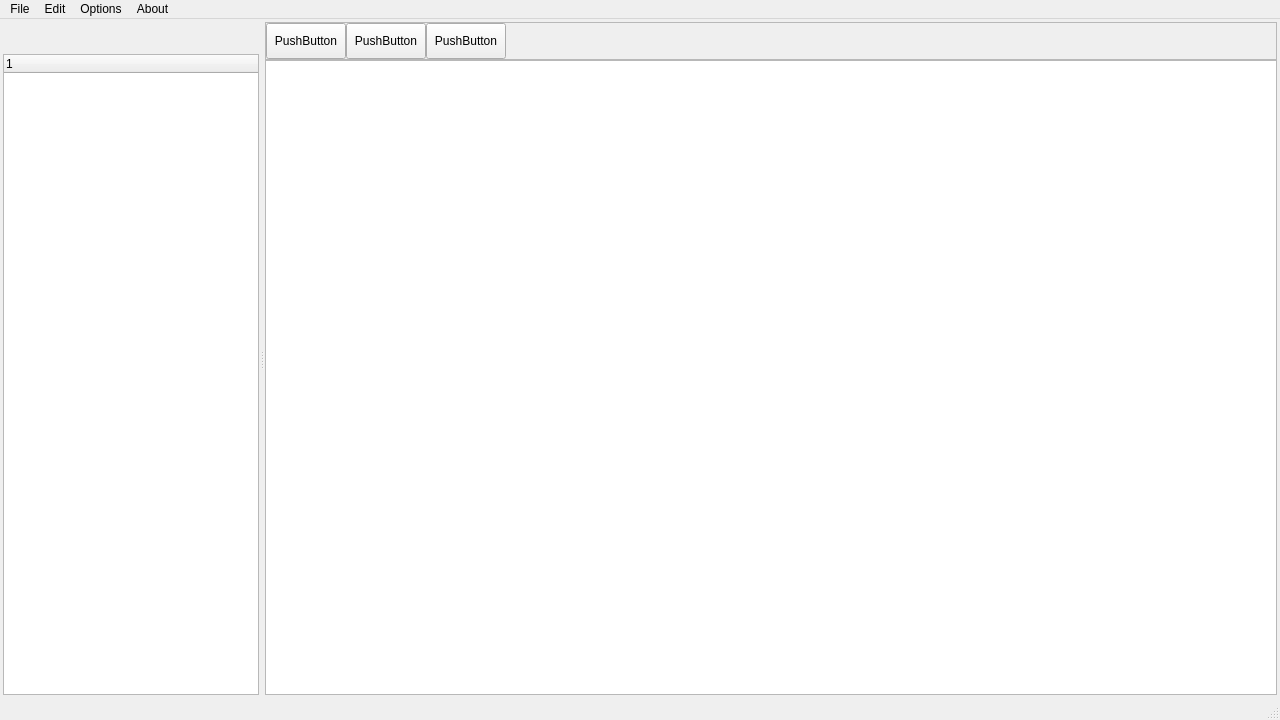
First picture: the form in codeeditor.ui, repository EmreArapcicUevak/CodeLab-Notes, before the edit.
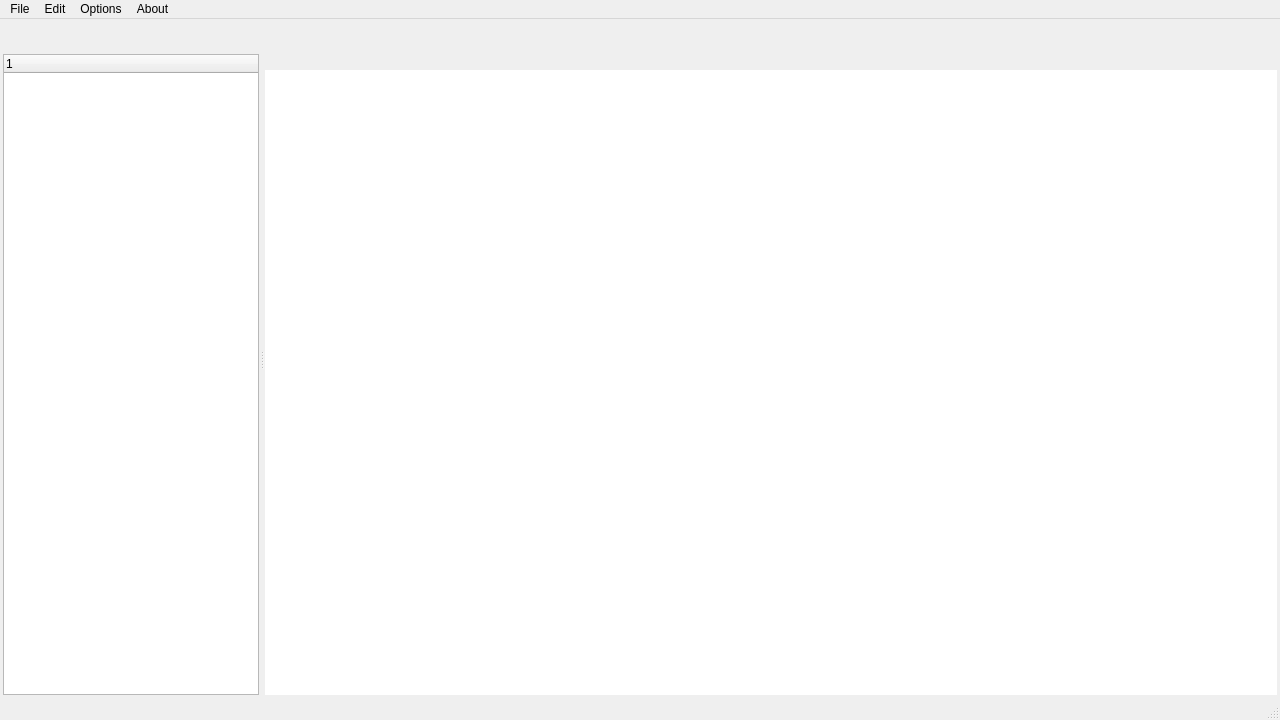
Second picture: the form after the edit. Icons and pictures are not drawn. Custom widgets are drawn as their Qt base class.

Diff of the .ui file:
```diff
--- a/codeeditor.ui
+++ b/codeeditor.ui
@@ -283,6 +283,9 @@
          <height>0</height>
         </size>
        </property>
+       <property name="styleSheet">
+        <string notr="true">border : none;</string>
+       </property>
        <layout class="QVBoxLayout" name="verticalLayout_2" stretch="0,5">
         <property name="spacing">
          <number>0</number>
@@ -302,7 +305,7 @@
         <item>
          <widget class="QScrollArea" name="opened_files_tab_holder">
           <property name="sizePolicy">
-           <sizepolicy hsizetype="Expanding" vsizetype="Minimum">
+           <sizepolicy hsizetype="Expanding" vsizetype="Fixed">
             <horstretch>0</horstretch>
             <verstretch>0</verstretch>
            </sizepolicy>
@@ -322,6 +325,7 @@
           <property name="styleSheet">
            <string notr="true">QScrollBar {
 	height: 5px;
+	border : none;
 }</string>
           </property>
           <property name="verticalScrollBarPolicy">
@@ -338,12 +342,12 @@
             <rect>
              <x>0</x>
              <y>0</y>
-             <width>1010</width>
-             <height>36</height>
+             <width>16</width>
+             <height>38</height>
             </rect>
            </property>
            <property name="sizePolicy">
-            <sizepolicy hsizetype="Preferred" vsizetype="Expanding">
+            <sizepolicy hsizetype="Fixed" vsizetype="Expanding">
              <horstretch>0</horstretch>
              <verstretch>0</verstretch>
             </sizepolicy>
@@ -351,6 +355,9 @@
            <property name="focusPolicy">
             <enum>Qt::NoFocus</enum>
            </property>
+           <property name="styleSheet">
+            <string notr="true">border : none;</string>
+           </property>
            <layout class="QHBoxLayout" name="horizontalLayout_4">
             <property name="spacing">
              <number>0</number>
@@ -368,74 +375,23 @@
              <number>0</number>
             </property>
             <item>
-             <widget class="QPushButton" name="pushButton_3">
-              <property name="sizePolicy">
-               <sizepolicy hsizetype="Fixed" vsizetype="Expanding">
-                <horstretch>0</horstretch>
-                <verstretch>0</verstretch>
-               </sizepolicy>
+             <layout class="QHBoxLayout" name="tabContainer" stretch="">
+              <property name="spacing">
+               <number>2</number>
               </property>
-              <property name="minimumSize">
-               <size>
-                <width>0</width>
-                <height>0</height>
-               </size>
+              <property name="leftMargin">
+               <number>0</number>
               </property>
-              <property name="text">
-               <string>PushButton</string>
+              <property name="topMargin">
+               <number>2</number>
               </property>
-             </widget>
-            </item>
-            <item>
-             <widget class="QPushButton" name="pushButton_2">
-              <property name="sizePolicy">
-               <sizepolicy hsizetype="Fixed" vsizetype="Expanding">
-                <horstretch>0</horstretch>
-                <verstretch>0</verstretch>
-               </sizepolicy>
+              <property name="rightMargin">
+               <number>2</number>
               </property>
-              <property name="minimumSize">
-               <size>
-                <width>0</width>
-                <height>0</height>
-               </size>
+              <property name="bottomMargin">
+               <number>0</number>
               </property>
-              <property name="text">
-               <string>PushButton</string>
-              </property>
-             </widget>
-            </item>
-            <item>
-             <widget class="QPushButton" name="pushButton">
-              <property name="sizePolicy">
-               <sizepolicy hsizetype="Fixed" vsizetype="Expanding">
-                <horstretch>0</horstretch>
-                <verstretch>0</verstretch>
-               </sizepolicy>
-              </property>
-              <property name="minimumSize">
-               <size>
-                <width>0</width>
-                <height>0</height>
-               </size>
-              </property>
-              <property name="text">
-               <string>PushButton</string>
-              </property>
-             </widget>
-            </item>
-            <item>
-             <spacer name="horizontalSpacer">
-              <property name="orientation">
-               <enum>Qt::Horizontal</enum>
-              </property>
-              <property name="sizeHint" stdset="0">
-               <size>
-                <width>40</width>
-                <height>20</height>
-               </size>
-              </property>
-             </spacer>
+             </layout>
             </item>
            </layout>
           </widget>
@@ -485,7 +441,9 @@
               </font>
              </property>
              <property name="styleSheet">
-              <string notr="true">background-color : &quot;#27282a&quot;;</string>
+              <string notr="true">background-color : &quot;#27282a&quot;;
+border : none;
+padding-top : 10px;</string>
              </property>
             </widget>
            </item>
```
Left out of the diff: 4 changed lines with no effect on the pictures.
